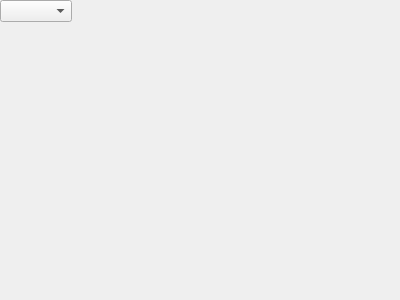
The window that ConfigForm.ui (qqsskk/AgvCtrlSys) describes before a commit, drawn with Qt 5.
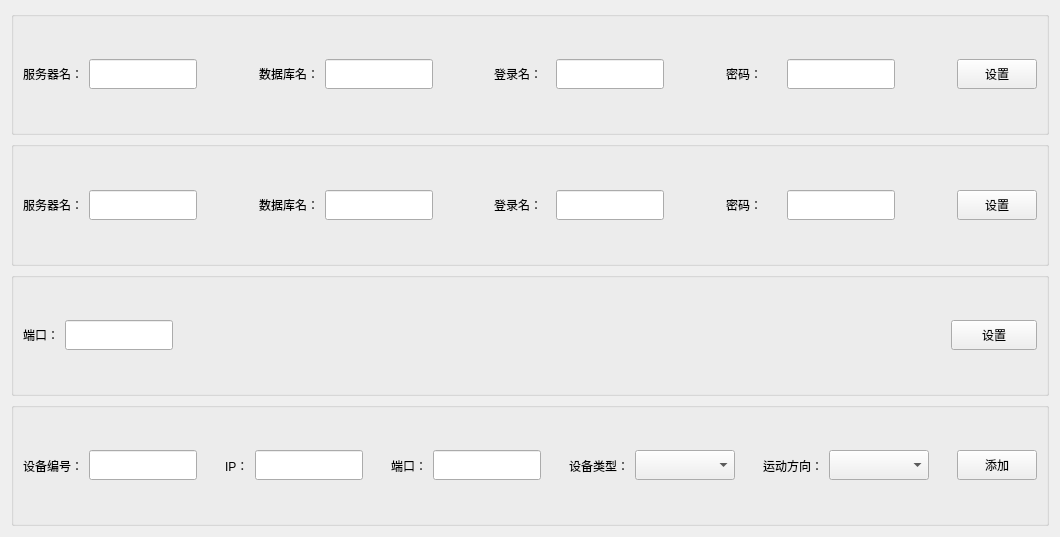
The same window after the commit. Custom widgets are drawn as their Qt base class.

```diff
--- a/ConfigForm.ui
+++ b/ConfigForm.ui
@@ -6,24 +6,890 @@
    <rect>
     <x>0</x>
     <y>0</y>
-    <width>400</width>
-    <height>300</height>
+    <width>1060</width>
+    <height>537</height>
    </rect>
   </property>
   <property name="windowTitle">
    <string>Form</string>
   </property>
-  <widget class="QComboBox" name="comboBox">
-   <property name="geometry">
-    <rect>
-     <x>0</x>
-     <y>0</y>
-     <width>72</width>
-     <height>22</height>
-    </rect>
-   </property>
-  </widget>
+  <layout class="QGridLayout" name="gridLayout">
+   <item row="0" column="0">
+    <widget class="GroupBoxEx" name="groupBox">
+     <property name="sizePolicy">
+      <sizepolicy hsizetype="Expanding" vsizetype="Expanding">
+       <horstretch>0</horstretch>
+       <verstretch>0</verstretch>
+      </sizepolicy>
+     </property>
+     <property name="title">
+      <string/>
+     </property>
+     <property name="alignment">
+      <set>Qt::AlignLeading|Qt::AlignLeft|Qt::AlignVCenter</set>
+     </property>
+     <property name="checkable">
+      <bool>false</bool>
+     </property>
+     <layout class="QGridLayout" name="gridLayout_2">
+      <item row="0" column="9">
+       <widget class="LabelEx" name="label_21">
+        <property name="sizePolicy">
+         <sizepolicy hsizetype="Expanding" vsizetype="Fixed">
+          <horstretch>0</horstretch>
+          <verstretch>0</verstretch>
+         </sizepolicy>
+        </property>
+        <property name="text">
+         <string>密码：</string>
+        </property>
+       </widget>
+      </item>
+      <item row="0" column="4">
+       <widget class="LineEditEx" name="lineEditDbName">
+        <property name="sizePolicy">
+         <sizepolicy hsizetype="Fixed" vsizetype="Fixed">
+          <horstretch>0</horstretch>
+          <verstretch>0</verstretch>
+         </sizepolicy>
+        </property>
+        <property name="minimumSize">
+         <size>
+          <width>0</width>
+          <height>30</height>
+         </size>
+        </property>
+       </widget>
+      </item>
+      <item row="0" column="8">
+       <spacer name="horizontalSpacer_3">
+        <property name="orientation">
+         <enum>Qt::Horizontal</enum>
+        </property>
+        <property name="sizeHint" stdset="0">
+         <size>
+          <width>40</width>
+          <height>20</height>
+         </size>
+        </property>
+       </spacer>
+      </item>
+      <item row="0" column="3">
+       <widget class="LabelEx" name="label_13">
+        <property name="sizePolicy">
+         <sizepolicy hsizetype="Expanding" vsizetype="Fixed">
+          <horstretch>0</horstretch>
+          <verstretch>0</verstretch>
+         </sizepolicy>
+        </property>
+        <property name="text">
+         <string>数据库名：</string>
+        </property>
+       </widget>
+      </item>
+      <item row="0" column="12">
+       <widget class="PushButtonEx" name="pushButtonSetDb">
+        <property name="sizePolicy">
+         <sizepolicy hsizetype="Expanding" vsizetype="Fixed">
+          <horstretch>0</horstretch>
+          <verstretch>0</verstretch>
+         </sizepolicy>
+        </property>
+        <property name="minimumSize">
+         <size>
+          <width>0</width>
+          <height>30</height>
+         </size>
+        </property>
+        <property name="text">
+         <string>设置</string>
+        </property>
+       </widget>
+      </item>
+      <item row="0" column="0">
+       <widget class="LabelEx" name="label_8">
+        <property name="sizePolicy">
+         <sizepolicy hsizetype="Expanding" vsizetype="Fixed">
+          <horstretch>0</horstretch>
+          <verstretch>0</verstretch>
+         </sizepolicy>
+        </property>
+        <property name="text">
+         <string>服务器名：</string>
+        </property>
+       </widget>
+      </item>
+      <item row="0" column="1">
+       <widget class="LineEditEx" name="lineEditSerName">
+        <property name="sizePolicy">
+         <sizepolicy hsizetype="Fixed" vsizetype="Fixed">
+          <horstretch>0</horstretch>
+          <verstretch>0</verstretch>
+         </sizepolicy>
+        </property>
+        <property name="minimumSize">
+         <size>
+          <width>0</width>
+          <height>30</height>
+         </size>
+        </property>
+       </widget>
+      </item>
+      <item row="0" column="2">
+       <spacer name="horizontalSpacer">
+        <property name="orientation">
+         <enum>Qt::Horizontal</enum>
+        </property>
+        <property name="sizeHint" stdset="0">
+         <size>
+          <width>40</width>
+          <height>20</height>
+         </size>
+        </property>
+       </spacer>
+      </item>
+      <item row="0" column="10">
+       <widget class="LineEditEx" name="lineEditPasswd">
+        <property name="sizePolicy">
+         <sizepolicy hsizetype="Fixed" vsizetype="Fixed">
+          <horstretch>0</horstretch>
+          <verstretch>0</verstretch>
+         </sizepolicy>
+        </property>
+        <property name="minimumSize">
+         <size>
+          <width>0</width>
+          <height>30</height>
+         </size>
+        </property>
+       </widget>
+      </item>
+      <item row="0" column="7">
+       <widget class="LineEditEx" name="lineEditLoginName">
+        <property name="sizePolicy">
+         <sizepolicy hsizetype="Fixed" vsizetype="Fixed">
+          <horstretch>0</horstretch>
+          <verstretch>0</verstretch>
+         </sizepolicy>
+        </property>
+        <property name="minimumSize">
+         <size>
+          <width>0</width>
+          <height>30</height>
+         </size>
+        </property>
+       </widget>
+      </item>
+      <item row="0" column="6">
+       <widget class="LabelEx" name="label_20">
+        <property name="sizePolicy">
+         <sizepolicy hsizetype="Expanding" vsizetype="Fixed">
+          <horstretch>0</horstretch>
+          <verstretch>0</verstretch>
+         </sizepolicy>
+        </property>
+        <property name="text">
+         <string>登录名：</string>
+        </property>
+       </widget>
+      </item>
+      <item row="0" column="5">
+       <spacer name="horizontalSpacer_2">
+        <property name="orientation">
+         <enum>Qt::Horizontal</enum>
+        </property>
+        <property name="sizeHint" stdset="0">
+         <size>
+          <width>40</width>
+          <height>20</height>
+         </size>
+        </property>
+       </spacer>
+      </item>
+      <item row="0" column="11">
+       <spacer name="horizontalSpacer_4">
+        <property name="orientation">
+         <enum>Qt::Horizontal</enum>
+        </property>
+        <property name="sizeHint" stdset="0">
+         <size>
+          <width>40</width>
+          <height>20</height>
+         </size>
+        </property>
+       </spacer>
+      </item>
+     </layout>
+    </widget>
+   </item>
+   <item row="1" column="0">
+    <widget class="GroupBoxEx" name="groupBox_4">
+     <property name="sizePolicy">
+      <sizepolicy hsizetype="Expanding" vsizetype="Expanding">
+       <horstretch>0</horstretch>
+       <verstretch>0</verstretch>
+      </sizepolicy>
+     </property>
+     <property name="title">
+      <string/>
+     </property>
+     <property name="alignment">
+      <set>Qt::AlignLeading|Qt::AlignLeft|Qt::AlignVCenter</set>
+     </property>
+     <property name="checkable">
+      <bool>false</bool>
+     </property>
+     <layout class="QGridLayout" name="gridLayout_3">
+      <item row="0" column="9">
+       <widget class="LabelEx" name="label_22">
+        <property name="sizePolicy">
+         <sizepolicy hsizetype="Expanding" vsizetype="Fixed">
+          <horstretch>0</horstretch>
+          <verstretch>0</verstretch>
+         </sizepolicy>
+        </property>
+        <property name="text">
+         <string>密码：</string>
+        </property>
+       </widget>
+      </item>
+      <item row="0" column="4">
+       <widget class="LineEditEx" name="lineEditSerName_18">
+        <property name="sizePolicy">
+         <sizepolicy hsizetype="Fixed" vsizetype="Fixed">
+          <horstretch>0</horstretch>
+          <verstretch>0</verstretch>
+         </sizepolicy>
+        </property>
+        <property name="minimumSize">
+         <size>
+          <width>0</width>
+          <height>30</height>
+         </size>
+        </property>
+       </widget>
+      </item>
+      <item row="0" column="8">
+       <spacer name="horizontalSpacer_5">
+        <property name="orientation">
+         <enum>Qt::Horizontal</enum>
+        </property>
+        <property name="sizeHint" stdset="0">
+         <size>
+          <width>40</width>
+          <height>20</height>
+         </size>
+        </property>
+       </spacer>
+      </item>
+      <item row="0" column="3">
+       <widget class="LabelEx" name="label_14">
+        <property name="sizePolicy">
+         <sizepolicy hsizetype="Expanding" vsizetype="Fixed">
+          <horstretch>0</horstretch>
+          <verstretch>0</verstretch>
+         </sizepolicy>
+        </property>
+        <property name="text">
+         <string>数据库名：</string>
+        </property>
+       </widget>
+      </item>
+      <item row="0" column="12">
+       <widget class="PushButtonEx" name="pushButton_6">
+        <property name="sizePolicy">
+         <sizepolicy hsizetype="Expanding" vsizetype="Fixed">
+          <horstretch>0</horstretch>
+          <verstretch>0</verstretch>
+         </sizepolicy>
+        </property>
+        <property name="minimumSize">
+         <size>
+          <width>0</width>
+          <height>30</height>
+         </size>
+        </property>
+        <property name="text">
+         <string>设置</string>
+        </property>
+       </widget>
+      </item>
+      <item row="0" column="0">
+       <widget class="LabelEx" name="label_15">
+        <property name="sizePolicy">
+         <sizepolicy hsizetype="Expanding" vsizetype="Fixed">
+          <horstretch>0</horstretch>
+          <verstretch>0</verstretch>
+         </sizepolicy>
+        </property>
+        <property name="text">
+         <string>服务器名：</string>
+        </property>
+       </widget>
+      </item>
+      <item row="0" column="1">
+       <widget class="LineEditEx" name="lineEditSerName_6">
+        <property name="sizePolicy">
+         <sizepolicy hsizetype="Fixed" vsizetype="Fixed">
+          <horstretch>0</horstretch>
+          <verstretch>0</verstretch>
+         </sizepolicy>
+        </property>
+        <property name="minimumSize">
+         <size>
+          <width>0</width>
+          <height>30</height>
+         </size>
+        </property>
+       </widget>
+      </item>
+      <item row="0" column="2">
+       <spacer name="horizontalSpacer_6">
+        <property name="orientation">
+         <enum>Qt::Horizontal</enum>
+        </property>
+        <property name="sizeHint" stdset="0">
+         <size>
+          <width>40</width>
+          <height>20</height>
+         </size>
+        </property>
+       </spacer>
+      </item>
+      <item row="0" column="10">
+       <widget class="LineEditEx" name="lineEditSerName_19">
+        <property name="sizePolicy">
+         <sizepolicy hsizetype="Fixed" vsizetype="Fixed">
+          <horstretch>0</horstretch>
+          <verstretch>0</verstretch>
+         </sizepolicy>
+        </property>
+        <property name="minimumSize">
+         <size>
+          <width>0</width>
+          <height>30</height>
+         </size>
+        </property>
+       </widget>
+      </item>
+      <item row="0" column="7">
+       <widget class="LineEditEx" name="lineEditSerName_20">
+        <property name="sizePolicy">
+         <sizepolicy hsizetype="Fixed" vsizetype="Fixed">
+          <horstretch>0</horstretch>
+          <verstretch>0</verstretch>
+         </sizepolicy>
+        </property>
+        <property name="minimumSize">
+         <size>
+          <width>0</width>
+          <height>30</height>
+         </size>
+        </property>
+       </widget>
+      </item>
+      <item row="0" column="6">
+       <widget class="LabelEx" name="label_23">
+        <property name="sizePolicy">
+         <sizepolicy hsizetype="Expanding" vsizetype="Fixed">
+          <horstretch>0</horstretch>
+          <verstretch>0</verstretch>
+         </sizepolicy>
+        </property>
+        <property name="text">
+         <string>登录名：</string>
+        </property>
+       </widget>
+      </item>
+      <item row="0" column="5">
+       <spacer name="horizontalSpacer_7">
+        <property name="orientation">
+         <enum>Qt::Horizontal</enum>
+        </property>
+        <property name="sizeHint" stdset="0">
+         <size>
+          <width>40</width>
+          <height>20</height>
+         </size>
+        </property>
+       </spacer>
+      </item>
+      <item row="0" column="11">
+       <spacer name="horizontalSpacer_8">
+        <property name="orientation">
+         <enum>Qt::Horizontal</enum>
+        </property>
+        <property name="sizeHint" stdset="0">
+         <size>
+          <width>40</width>
+          <height>20</height>
+         </size>
+        </property>
+       </spacer>
+      </item>
+     </layout>
+    </widget>
+   </item>
+   <item row="2" column="0">
+    <widget class="GroupBoxEx" name="groupBox_2">
+     <property name="sizePolicy">
+      <sizepolicy hsizetype="Expanding" vsizetype="Expanding">
+       <horstretch>0</horstretch>
+       <verstretch>0</verstretch>
+      </sizepolicy>
+     </property>
+     <property name="title">
+      <string/>
+     </property>
+     <property name="alignment">
+      <set>Qt::AlignLeading|Qt::AlignLeft|Qt::AlignVCenter</set>
+     </property>
+     <property name="checkable">
+      <bool>false</bool>
+     </property>
+     <layout class="QGridLayout" name="gridLayout_4">
+      <item row="0" column="6">
+       <spacer name="horizontalSpacer_9">
+        <property name="orientation">
+         <enum>Qt::Horizontal</enum>
+        </property>
+        <property name="sizeHint" stdset="0">
+         <size>
+          <width>40</width>
+          <height>20</height>
+         </size>
+        </property>
+       </spacer>
+      </item>
+      <item row="0" column="5">
+       <spacer name="horizontalSpacer_20">
+        <property name="orientation">
+         <enum>Qt::Horizontal</enum>
+        </property>
+        <property name="sizeHint" stdset="0">
+         <size>
+          <width>40</width>
+          <height>20</height>
+         </size>
+        </property>
+       </spacer>
+      </item>
+      <item row="0" column="7">
+       <spacer name="horizontalSpacer_15">
+        <property name="orientation">
+         <enum>Qt::Horizontal</enum>
+        </property>
+        <property name="sizeHint" stdset="0">
+         <size>
+          <width>40</width>
+          <height>20</height>
+         </size>
+        </property>
+       </spacer>
+      </item>
+      <item row="0" column="0">
+       <widget class="LabelEx" name="label_7">
+        <property name="text">
+         <string>端口：</string>
+        </property>
+       </widget>
+      </item>
+      <item row="0" column="10">
+       <spacer name="horizontalSpacer_18">
+        <property name="orientation">
+         <enum>Qt::Horizontal</enum>
+        </property>
+        <property name="sizeHint" stdset="0">
+         <size>
+          <width>40</width>
+          <height>20</height>
+         </size>
+        </property>
+       </spacer>
+      </item>
+      <item row="0" column="8">
+       <spacer name="horizontalSpacer_16">
+        <property name="orientation">
+         <enum>Qt::Horizontal</enum>
+        </property>
+        <property name="sizeHint" stdset="0">
+         <size>
+          <width>40</width>
+          <height>20</height>
+         </size>
+        </property>
+       </spacer>
+      </item>
+      <item row="0" column="11">
+       <spacer name="horizontalSpacer_17">
+        <property name="orientation">
+         <enum>Qt::Horizontal</enum>
+        </property>
+        <property name="sizeHint" stdset="0">
+         <size>
+          <width>40</width>
+          <height>20</height>
+         </size>
+        </property>
+       </spacer>
+      </item>
+      <item row="0" column="4">
+       <spacer name="horizontalSpacer_21">
+        <property name="orientation">
+         <enum>Qt::Horizontal</enum>
+        </property>
+        <property name="sizeHint" stdset="0">
+         <size>
+          <width>40</width>
+          <height>20</height>
+         </size>
+        </property>
+       </spacer>
+      </item>
+      <item row="0" column="2">
+       <widget class="LineEditEx" name="lineEditPort">
+        <property name="sizePolicy">
+         <sizepolicy hsizetype="Fixed" vsizetype="Fixed">
+          <horstretch>0</horstretch>
+          <verstretch>0</verstretch>
+         </sizepolicy>
+        </property>
+        <property name="minimumSize">
+         <size>
+          <width>0</width>
+          <height>30</height>
+         </size>
+        </property>
+       </widget>
+      </item>
+      <item row="0" column="9">
+       <spacer name="horizontalSpacer_19">
+        <property name="orientation">
+         <enum>Qt::Horizontal</enum>
+        </property>
+        <property name="sizeHint" stdset="0">
+         <size>
+          <width>40</width>
+          <height>20</height>
+         </size>
+        </property>
+       </spacer>
+      </item>
+      <item row="0" column="12">
+       <widget class="PushButtonEx" name="pushButtonSetNet">
+        <property name="sizePolicy">
+         <sizepolicy hsizetype="Expanding" vsizetype="Fixed">
+          <horstretch>0</horstretch>
+          <verstretch>0</verstretch>
+         </sizepolicy>
+        </property>
+        <property name="minimumSize">
+         <size>
+          <width>0</width>
+          <height>30</height>
+         </size>
+        </property>
+        <property name="text">
+         <string>设置</string>
+        </property>
+       </widget>
+      </item>
+      <item row="0" column="3">
+       <spacer name="horizontalSpacer_22">
+        <property name="orientation">
+         <enum>Qt::Horizontal</enum>
+        </property>
+        <property name="sizeHint" stdset="0">
+         <size>
+          <width>40</width>
+          <height>20</height>
+         </size>
+        </property>
+       </spacer>
+      </item>
+     </layout>
+    </widget>
+   </item>
+   <item row="3" column="0">
+    <widget class="GroupBoxEx" name="groupBox_3">
+     <property name="sizePolicy">
+      <sizepolicy hsizetype="Expanding" vsizetype="Expanding">
+       <horstretch>0</horstretch>
+       <verstretch>0</verstretch>
+      </sizepolicy>
+     </property>
+     <property name="title">
+      <string/>
+     </property>
+     <property name="alignment">
+      <set>Qt::AlignLeading|Qt::AlignLeft|Qt::AlignVCenter</set>
+     </property>
+     <property name="checkable">
+      <bool>false</bool>
+     </property>
+     <layout class="QGridLayout" name="gridLayout_5">
+      <item row="0" column="7">
+       <widget class="LineEditEx" name="lineEditDevPort">
+        <property name="sizePolicy">
+         <sizepolicy hsizetype="Fixed" vsizetype="Fixed">
+          <horstretch>0</horstretch>
+          <verstretch>0</verstretch>
+         </sizepolicy>
+        </property>
+        <property name="minimumSize">
+         <size>
+          <width>0</width>
+          <height>30</height>
+         </size>
+        </property>
+       </widget>
+      </item>
+      <item row="0" column="9">
+       <widget class="LabelEx" name="label_10">
+        <property name="sizePolicy">
+         <sizepolicy hsizetype="Expanding" vsizetype="Expanding">
+          <horstretch>0</horstretch>
+          <verstretch>0</verstretch>
+         </sizepolicy>
+        </property>
+        <property name="text">
+         <string>设备类型：</string>
+        </property>
+       </widget>
+      </item>
+      <item row="0" column="8">
+       <spacer name="horizontalSpacer_12">
+        <property name="orientation">
+         <enum>Qt::Horizontal</enum>
+        </property>
+        <property name="sizeHint" stdset="0">
+         <size>
+          <width>40</width>
+          <height>20</height>
+         </size>
+        </property>
+       </spacer>
+      </item>
+      <item row="0" column="4">
+       <widget class="LineEditEx" name="lineEditDevIP">
+        <property name="sizePolicy">
+         <sizepolicy hsizetype="Fixed" vsizetype="Fixed">
+          <horstretch>0</horstretch>
+          <verstretch>0</verstretch>
+         </sizepolicy>
+        </property>
+        <property name="minimumSize">
+         <size>
+          <width>0</width>
+          <height>30</height>
+         </size>
+        </property>
+       </widget>
+      </item>
+      <item row="0" column="0">
+       <widget class="LabelEx" name="label_6">
+        <property name="sizePolicy">
+         <sizepolicy hsizetype="Expanding" vsizetype="Expanding">
+          <horstretch>0</horstretch>
+          <verstretch>0</verstretch>
+         </sizepolicy>
+        </property>
+        <property name="text">
+         <string>设备编号：</string>
+        </property>
+       </widget>
+      </item>
+      <item row="0" column="3">
+       <widget class="LabelEx" name="label_11">
+        <property name="sizePolicy">
+         <sizepolicy hsizetype="Expanding" vsizetype="Expanding">
+          <horstretch>0</horstretch>
+          <verstretch>0</verstretch>
+         </sizepolicy>
+        </property>
+        <property name="text">
+         <string>IP：</string>
+        </property>
+       </widget>
+      </item>
+      <item row="0" column="13">
+       <widget class="ComboBoxEx" name="comboBoxDire">
+        <property name="sizePolicy">
+         <sizepolicy hsizetype="Preferred" vsizetype="Fixed">
+          <horstretch>0</horstretch>
+          <verstretch>0</verstretch>
+         </sizepolicy>
+        </property>
+        <property name="minimumSize">
+         <size>
+          <width>100</width>
+          <height>30</height>
+         </size>
+        </property>
+       </widget>
+      </item>
+      <item row="0" column="2">
+       <spacer name="horizontalSpacer_10">
+        <property name="orientation">
+         <enum>Qt::Horizontal</enum>
+        </property>
+        <property name="sizeHint" stdset="0">
+         <size>
+          <width>40</width>
+          <height>20</height>
+         </size>
+        </property>
+       </spacer>
+      </item>
+      <item row="0" column="12">
+       <widget class="LabelEx" name="label_9">
+        <property name="sizePolicy">
+         <sizepolicy hsizetype="Expanding" vsizetype="Expanding">
+          <horstretch>0</horstretch>
+          <verstretch>0</verstretch>
+         </sizepolicy>
+        </property>
+        <property name="text">
+         <string>运动方向：</string>
+        </property>
+       </widget>
+      </item>
+      <item row="0" column="15">
+       <widget class="PushButtonEx" name="pushButtonAddDev">
+        <property name="sizePolicy">
+         <sizepolicy hsizetype="Expanding" vsizetype="Fixed">
+          <horstretch>0</horstretch>
+          <verstretch>0</verstretch>
+         </sizepolicy>
+        </property>
+        <property name="minimumSize">
+         <size>
+          <width>0</width>
+          <height>30</height>
+         </size>
+        </property>
+        <property name="text">
+         <string>添加</string>
+        </property>
+       </widget>
+      </item>
+      <item row="0" column="5">
+       <spacer name="horizontalSpacer_11">
+        <property name="orientation">
+         <enum>Qt::Horizontal</enum>
+        </property>
+        <property name="sizeHint" stdset="0">
+         <size>
+          <width>40</width>
+          <height>20</height>
+         </size>
+        </property>
+       </spacer>
+      </item>
+      <item row="0" column="11">
+       <spacer name="horizontalSpacer_13">
+        <property name="orientation">
+         <enum>Qt::Horizontal</enum>
+        </property>
+        <property name="sizeHint" stdset="0">
+         <size>
+          <width>40</width>
+          <height>20</height>
+         </size>
+        </property>
+       </spacer>
+      </item>
+      <item row="0" column="6">
+       <widget class="LabelEx" name="label_12">
+        <property name="sizePolicy">
+         <sizepolicy hsizetype="Expanding" vsizetype="Expanding">
+          <horstretch>0</horstretch>
+          <verstretch>0</verstretch>
+         </sizepolicy>
+        </property>
+        <property name="text">
+         <string>端口：</string>
+        </property>
+       </widget>
+      </item>
+      <item row="0" column="10">
+       <widget class="ComboBoxEx" name="comboBoxDevType">
+        <property name="sizePolicy">
+         <sizepolicy hsizetype="Preferred" vsizetype="Fixed">
+          <horstretch>0</horstretch>
+          <verstretch>0</verstretch>
+         </sizepolicy>
+        </property>
+        <property name="minimumSize">
+         <size>
+          <width>100</width>
+          <height>30</height>
+         </size>
+        </property>
+       </widget>
+      </item>
+      <item row="0" column="1">
+       <widget class="LineEditEx" name="lineEditDevNO">
+        <property name="sizePolicy">
+         <sizepolicy hsizetype="Fixed" vsizetype="Fixed">
+          <horstretch>0</horstretch>
+          <verstretch>0</verstretch>
+         </sizepolicy>
+        </property>
+        <property name="minimumSize">
+         <size>
+          <width>0</width>
+          <height>30</height>
+         </size>
+        </property>
+       </widget>
+      </item>
+      <item row="0" column="14">
+       <spacer name="horizontalSpacer_14">
+        <property name="orientation">
+         <enum>Qt::Horizontal</enum>
+        </property>
+        <property name="sizeHint" stdset="0">
+         <size>
+          <width>40</width>
+          <height>20</height>
+         </size>
+        </property>
+       </spacer>
+      </item>
+     </layout>
+    </widget>
+   </item>
+  </layout>
  </widget>
+ <customwidgets>
+  <customwidget>
+   <class>LineEditEx</class>
+   <extends>QLineEdit</extends>
+   <header>LineEditEx.h</header>
+  </customwidget>
+  <customwidget>
+   <class>PushButtonEx</class>
+   <extends>QPushButton</extends>
+   <header>PushButtonEx.h</header>
+  </customwidget>
+  <customwidget>
+   <class>LabelEx</class>
+   <extends>QLabel</extends>
+   <header>LabelEx.h</header>
+  </customwidget>
+  <customwidget>
+   <class>GroupBoxEx</class>
+   <extends>QGroupBox</extends>
+   <header>GroupBoxEx.h</header>
+   <container>1</container>
+  </customwidget>
+  <customwidget>
+   <class>ComboBoxEx</class>
+   <extends>QComboBox</extends>
+   <header>ComboBoxEx.h</header>
+  </customwidget>
+ </customwidgets>
  <resources/>
  <connections/>
 </ui>
```
